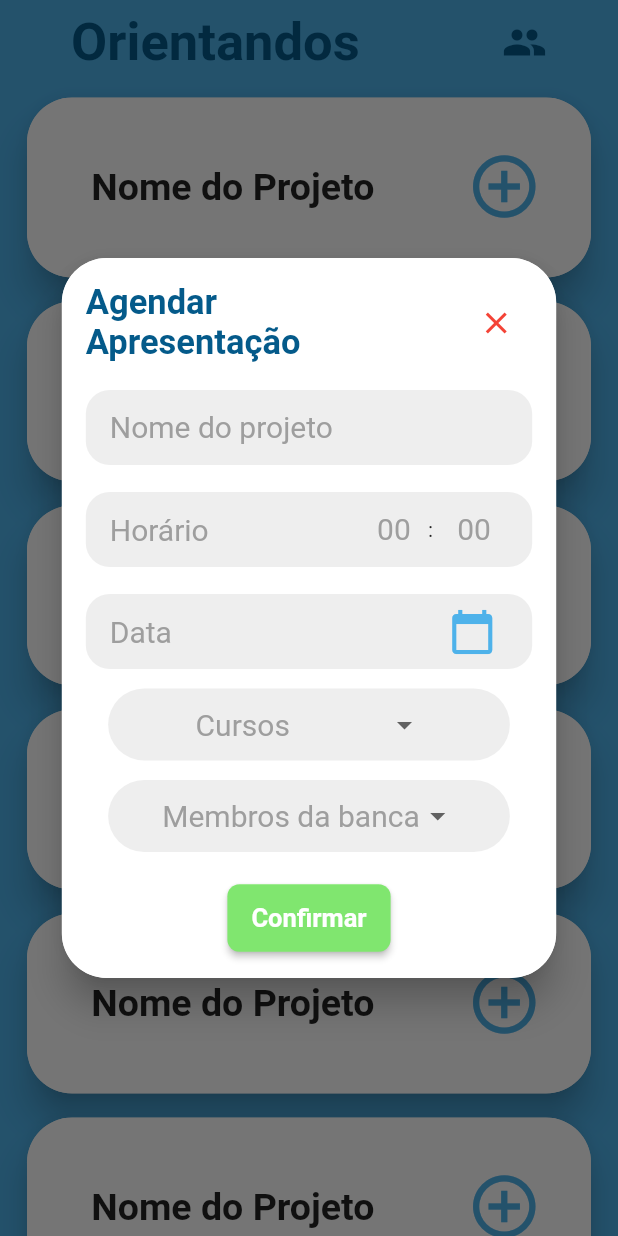
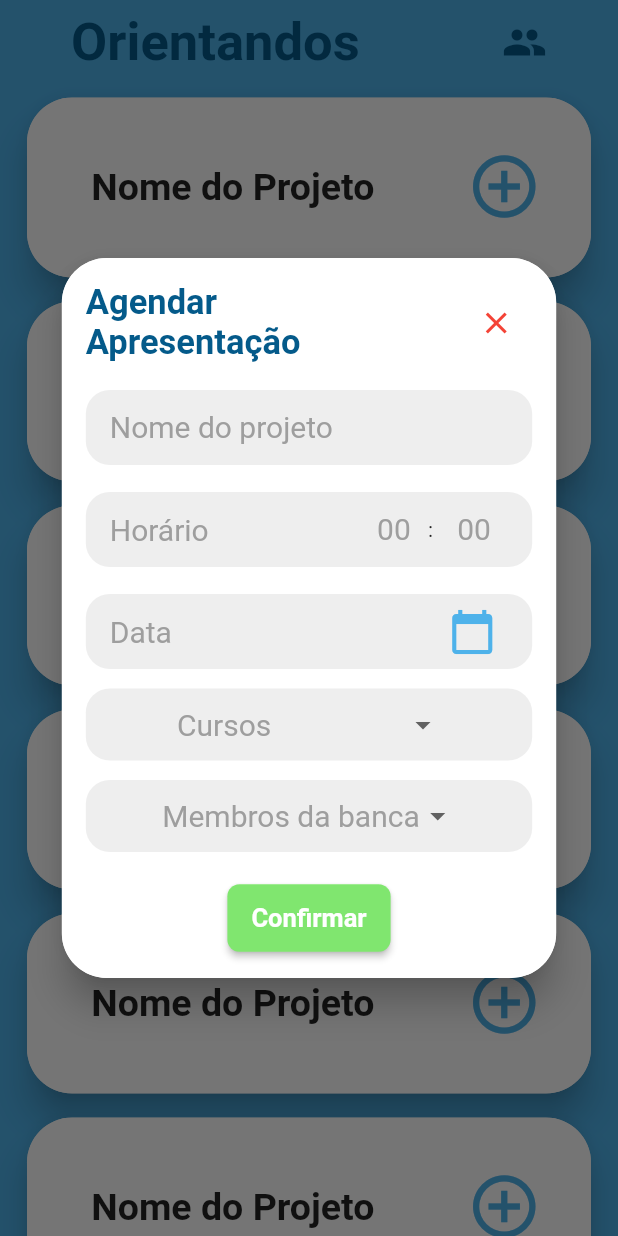
Before and after one commit to Deivid1071/LabInfoProject, a Flutter app: the OrientandosScreen screen opened directly, after a tap on the "add circle outline" icon, on a phone screen of 412 x 824 dp. Run offline on Flutter 3.47's test engine with Material 2 defaults, Android fonts, the phone set to English and light mode, and no system bars.

Commit message:
layout fix

```diff
--- a/lib/components/modal_agendamento.dart
+++ b/lib/components/modal_agendamento.dart
@@ -179,13 +179,13 @@ class _ModalAgendamentoState extends State<ModalAgendamento> {
                   alignment: Alignment.center,
                   decoration: BoxDecoration(
                       color: Colors.grey[200],
-                      borderRadius: BorderRadius.circular(30)),
-                  width: MediaQuery.of(context).size.width * 0.65,
+                      borderRadius: BorderRadius.circular(16)),
+                  width: MediaQuery.of(context).size.width * 0.78,
                   child: DropdownButtonHideUnderline(
                     child: DropdownButton<String>(
                       value: curso != null ? curso : null,
                       hint: Text(
-                        'Cursos             ',
+                        'Cursos                  ',
                         style: TextStyle(color: Colors.grey, fontSize: 20),
                       ),
                       items: <String>['Opção 1', 'Opção 2', 'Opção 3', 'Opção 4']
@@ -211,8 +211,8 @@ class _ModalAgendamentoState extends State<ModalAgendamento> {
                   alignment: Alignment.center,
                   decoration: BoxDecoration(
                       color: Colors.grey[200],
-                      borderRadius: BorderRadius.circular(30)),
-                  width: MediaQuery.of(context).size.width * 0.65,
+                      borderRadius: BorderRadius.circular(16)),
+                  width: MediaQuery.of(context).size.width * 0.78,
                   child: DropdownButtonHideUnderline(
                     child: DropdownButton<String>(
                       value: integrante != null ? integrante : null,
```
Also changed, not shown: lib/ui/register/register_screen.dart (+4 -4 lines).
